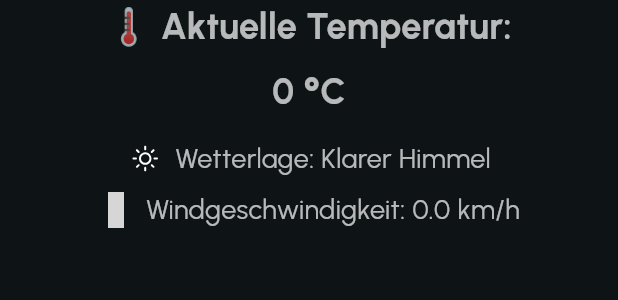
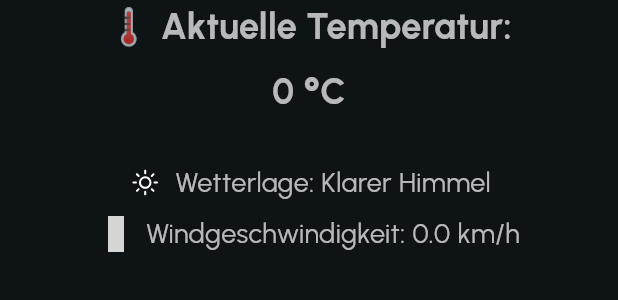
Before and after one commit to jessicaernst/weather_app, a Flutter app: the CurrentWeatherInfo widget shown alone on an empty page, opened directly with empty values, on a phone screen of 412 x 824 dp. Shown: the top 300 px of the screen. Run offline on Flutter 3.47's test engine with Material 3 defaults, Android fonts, the phone set to English and light mode, and no system bars; our stand-ins replace flutter_riverpod, freezed_annotation, geolocator, google_fonts, riverpod, riverpod_annotation and 2 more; accounts and stored records are empty; generated files the repository leaves out were written again; grey boxes are pictures that could not be loaded.

Commit message:
fix: add another padding fix in current weather

```diff
--- a/lib/presentation/widgets/current_weather_info.dart
+++ b/lib/presentation/widgets/current_weather_info.dart
@@ -24,7 +24,7 @@ class CurrentWeatherInfo extends StatelessWidget {
           style: const TextStyle(fontSize: 24, fontWeight: FontWeight.bold),
         ),
 
-        const SizedBox(height: 16), // Abstand für bessere Lesbarkeit
+        const SizedBox(height: 32), // Abstand für bessere Lesbarkeit
         // 🌤 Wetterlage (z. B. "Leicht bewölkt" oder "Starkregen")
         Row(
           mainAxisAlignment: MainAxisAlignment.center,
```
